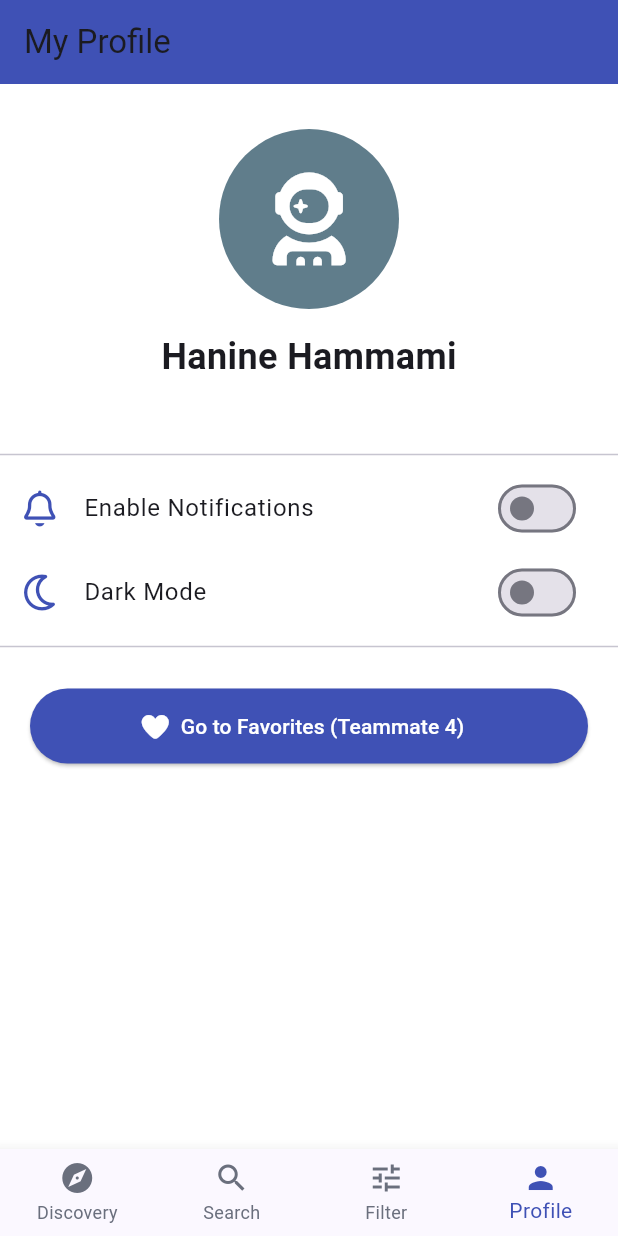
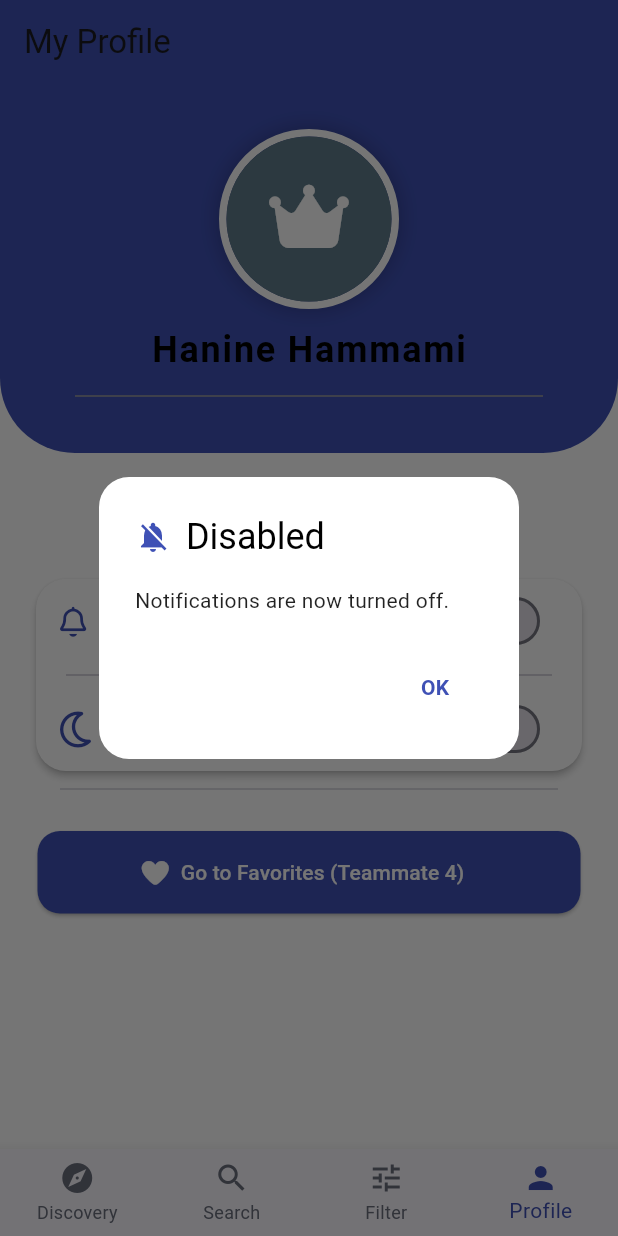
Before and after one commit to ahmedjilani43/FoodfyTn, a Flutter app: the screen it shows after launch, item 4 of the bottom bar chosen, after a tap on "Enable Notifications", on a phone screen of 412 x 824 dp. Run offline on Flutter 3.47's test engine with Material 3 defaults, Android fonts, the phone set to English and light mode, and no system bars; our stand-ins replace font_awesome_flutter.

Commit message:
feat: profile screen clean UI and notifications popup

```diff
--- a/lib/screens/profile/profile_screen.dart
+++ b/lib/screens/profile/profile_screen.dart
@@ -10,90 +10,223 @@ class ProfileScreen extends StatefulWidget {
 }
 
 class _ProfileScreenState extends State<ProfileScreen> {
-  // add variables for the SwitchListTiles
   bool isNotificationsEnabled = true;
   bool isDarkModeEnabled = false;
+
+  // Pop Up
+  void _showNotificationDialog(bool value) {
+    showDialog(
+      context: context,
+      builder: (BuildContext context) {
+        return AlertDialog(
+          shape:
+              RoundedRectangleBorder(borderRadius: BorderRadius.circular(20)),
+          backgroundColor: isDarkModeEnabled ? Colors.grey[850] : Colors.white,
+          title: Row(
+            children: [
+              Icon(
+                value ? Icons.notifications_active : Icons.notifications_off,
+                color: Colors.indigo,
+              ),
+              const SizedBox(width: 10),
+              Text(
+                value ? "Enabled" : "Disabled",
+                style: TextStyle(
+                    color: isDarkModeEnabled ? Colors.white : Colors.black),
+              ),
+            ],
+          ),
+          content: Text(
+            value
+                ? "You will now receive real-time notifications."
+                : "Notifications are now turned off.",
+            style: TextStyle(
+                color: isDarkModeEnabled ? Colors.white70 : Colors.black87),
+          ),
+          actions: [
+            TextButton(
+              onPressed: () => Navigator.pop(context),
+              child: const Text("OK",
+                  style: TextStyle(
+                      color: Colors.indigo, fontWeight: FontWeight.bold)),
+            ),
+          ],
+        );
+      },
+    );
+  }
 
   @override
   Widget build(BuildContext context) {
     return Scaffold(
+      backgroundColor: isDarkModeEnabled ? Colors.grey[900] : Colors.white,
       appBar: AppBar(
         title: const Text("My Profile"),
         backgroundColor: Colors.indigo,
+        shadowColor: Colors.transparent,
+        scrolledUnderElevation: 0,
       ),
-      body: SingleChildScrollView(
+      body: AnimatedContainer(
+        duration: const Duration(milliseconds: 400),
+        color: isDarkModeEnabled ? Colors.grey[900] : Colors.white,
+        child: SingleChildScrollView(
           child: Column(
             children: [
-            const SizedBox(height: 30),
-
               // Profile Header
-            const Center(
+              Container(
+                width: double.infinity,
+                padding: const EdgeInsets.only(bottom: 30),
+                decoration: BoxDecoration(
+                  color: Colors.indigo,
+                  borderRadius: BorderRadius.only(
+                    bottomLeft: Radius.circular(50),
+                    bottomRight: Radius.circular(50),
+                  ),
+                ),
                 child: Column(
                   children: [
-                  CircleAvatar(
-                    radius: 60,
+                    Stack(
+                      alignment: Alignment.center,
+                      clipBehavior: Clip.none,
+                      children: [
+                        Container(
+                          height: 100,
+                          width: double.infinity,
+                          decoration: BoxDecoration(
+                            borderRadius: const BorderRadius.only(
+                              bottomLeft: Radius.circular(50),
+                              bottomRight: Radius.circular(50),
+                            ),
+                          ),
+                        ),
+                        Positioned(
+                          top: 30,
+                          child: Column(
+                            children: [
+                              Container(
+                                decoration: BoxDecoration(
+                                  shape: BoxShape.circle,
+                                  border: Border.all(
+                                    color: isDarkModeEnabled
+                                        ? Colors.grey[900]!
+                                        : Colors.white,
+                                    width: 5,
+                                  ),
+                                  boxShadow: [
+                                    BoxShadow(
+                                      color: Colors.black.withOpacity(0.2),
+                                      blurRadius: 10,
+                                      spreadRadius: 2,
+                                    ),
+                                  ],
+                                ),
+                                child: const CircleAvatar(
+                                  radius: 55,
                                   backgroundColor: Colors.blueGrey,
                                   child: FaIcon(
-                      FontAwesomeIcons.userAstronaut,
-                      size: 60,
+                                    FontAwesomeIcons.crown,
+                                    size: 50,
                                     color: Colors.white,
                                   ),
                                 ),
-                  SizedBox(height: 15),
+                              ),
+                              const SizedBox(height: 10),
                               Text(
                                 "Hanine Hammami",
-                    style: TextStyle(fontSize: 24, fontWeight: FontWeight.bold),
+                                style: TextStyle(
+                                  fontSize: 24,
+                                  fontWeight: FontWeight.bold,
+                                  color: isDarkModeEnabled
+                                      ? Colors.white
+                                      : Colors.black,
+                                  letterSpacing: 1.2,
+                                ),
                               ),
                             ],
                           ),
                         ),
+                      ],
+                    ),
+                    const SizedBox(height: 100),
+                    Divider(
+                      color: isDarkModeEnabled ? Colors.white24 : Colors.grey,
+                      thickness: 1,
+                      indent: 50,
+                      endIndent: 50,
+                    ),
+                  ],
+                ),
+              ),
+              const SizedBox(height: 80),
 
-            const SizedBox(height: 40),
-            const Divider(),
-
-            // Settings List using SwitchListTile
+              Padding(
+                padding: const EdgeInsets.symmetric(horizontal: 20),
+                child: Card(
+                  elevation: isDarkModeEnabled ? 0 : 2,
+                  color: isDarkModeEnabled ? Colors.grey[850] : Colors.white,
+                  shape: RoundedRectangleBorder(
+                      borderRadius: BorderRadius.circular(20)),
+                  child: Column(
+                    children: [
                       SwitchListTile(
-              title: const Text("Enable Notifications"),
-              secondary: const FaIcon(FontAwesomeIcons.bell, color: Colors.indigo),
+                        title: Text("Enable Notifications",
+                            style: TextStyle(
+                                color: isDarkModeEnabled
+                                    ? Colors.white
+                                    : Colors.black)),
+                        secondary: const FaIcon(FontAwesomeIcons.bell,
+                            color: Colors.indigo, size: 20),
                         value: isNotificationsEnabled,
                         onChanged: (bool value) {
                           setState(() {
                             isNotificationsEnabled = value;
                           });
+                          _showNotificationDialog(value);
                         },
                       ),
-
+                      const Divider(indent: 20, endIndent: 20),
                       SwitchListTile(
-              title: const Text("Dark Mode"),
-              secondary: const FaIcon(FontAwesomeIcons.moon, color: Colors.indigo),
+                        title: Text("Dark Mode",
+                            style: TextStyle(
+                                color: isDarkModeEnabled
+                                    ? Colors.white
+                                    : Colors.black)),
+                        secondary: const FaIcon(FontAwesomeIcons.moon,
+                            color: Colors.indigo),
                         value: isDarkModeEnabled,
-              onChanged: (bool value) {
-                setState(() {
-                  isDarkModeEnabled = value;
-                });
-              },
+                        onChanged: (bool value) =>
+                            setState(() => isDarkModeEnabled = value),
                       ),
-
-            const Divider(),
+                    ],
+                  ),
+                ),
+              ),
+              const Divider(
+                indent: 40,
+                endIndent: 40,
+                thickness: 0.8,
+              ),
               const SizedBox(height: 20),
-
-            // 3. Maintain Navigation
               Padding(
-              padding: const EdgeInsets.symmetric(horizontal: 20),
+                padding: const EdgeInsets.symmetric(horizontal: 25),
                 child: ElevatedButton.icon(
-                onPressed: () => Navigator.pushNamed(context, AppRoutes.favorites),
-                icon: const FaIcon(FontAwesomeIcons.solidHeart),
+                  onPressed: () =>
+                      Navigator.pushNamed(context, AppRoutes.favorites),
+                  icon: const FaIcon(FontAwesomeIcons.solidHeart, size: 18),
                   label: const Text("Go to Favorites (Teammate 4)"),
                   style: ElevatedButton.styleFrom(
                     backgroundColor: Colors.indigo,
                     foregroundColor: Colors.white,
-                  minimumSize: const Size(double.infinity, 50),
+                    minimumSize: const Size(double.infinity, 55),
+                    shape: RoundedRectangleBorder(
+                        borderRadius: BorderRadius.circular(15)),
                   ),
                 ),
               ),
             ],
           ),
         ),
+      ),
     );
   }
 }
```
Also changed, not shown: 1 other file. Lines whose indentation alone changed are shown as unchanged.
